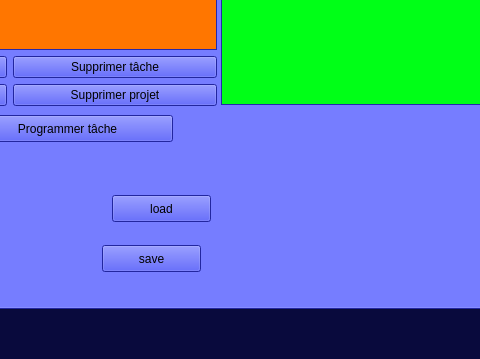
First picture: the form in src/mainwindow.ui, repository sowlosc/ProjectCalendar, before the edit; both pictures show x 220 to 700 and y 341 to 700 of the 1281 by 700 pixel window.
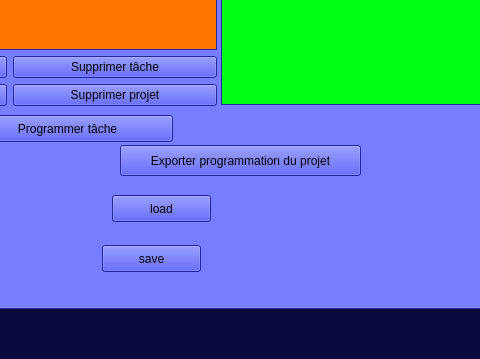
Second picture: the form after the edit. The open tabs and pages were chosen to show the change.

Commit message: ajout export des programmations de projet

What changed in the file:
```diff
--- a/src/mainwindow.ui
+++ b/src/mainwindow.ui
@@ -1757,6 +1757,19 @@
        <string>save</string>
       </property>
      </widget>
+     <widget class="QPushButton" name="Bouton_exporter_programmation_projet">
+      <property name="geometry">
+       <rect>
+        <x>328</x>
+        <y>450</y>
+        <width>241</width>
+        <height>31</height>
+       </rect>
+      </property>
+      <property name="text">
+       <string>Exporter programmation du projet</string>
+      </property>
+     </widget>
     </widget>
    </widget>
   </widget>
```
Left out of the diff: 2 changed lines with no effect on the pictures. The commit also changes 137 other files.
